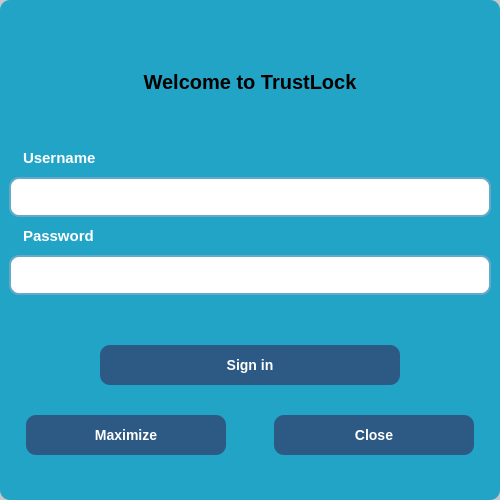
Above: code/TrustLock/minilogin.ui from BigSamBuilds/TrustLock before the change. Below: the same form after it.
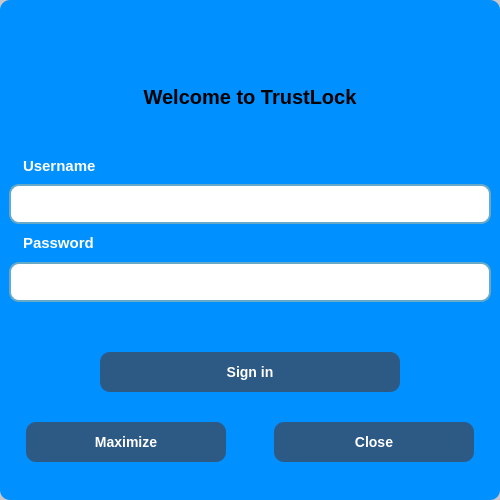
That is the form after the change. Icons and pictures are not drawn.

```diff
--- a/code/TrustLock/minilogin.ui
+++ b/code/TrustLock/minilogin.ui
@@ -64,7 +64,7 @@
       </size>
      </property>
      <property name="styleSheet">
-      <string notr="true">background-color: #22a4c7;
+      <string notr="true">background-color: #0090ff;
  border-radius: 10px;
 </string>
      </property>
@@ -104,14 +104,14 @@
            <number>0</number>
           </property>
           <property name="topMargin">
-           <number>10</number>
+           <number>5</number>
           </property>
           <item>
            <widget class="QLabel" name="label">
             <property name="minimumSize">
              <size>
-              <width>50</width>
-              <height>50</height>
+              <width>70</width>
+              <height>70</height>
              </size>
             </property>
             <property name="maximumSize">
```
